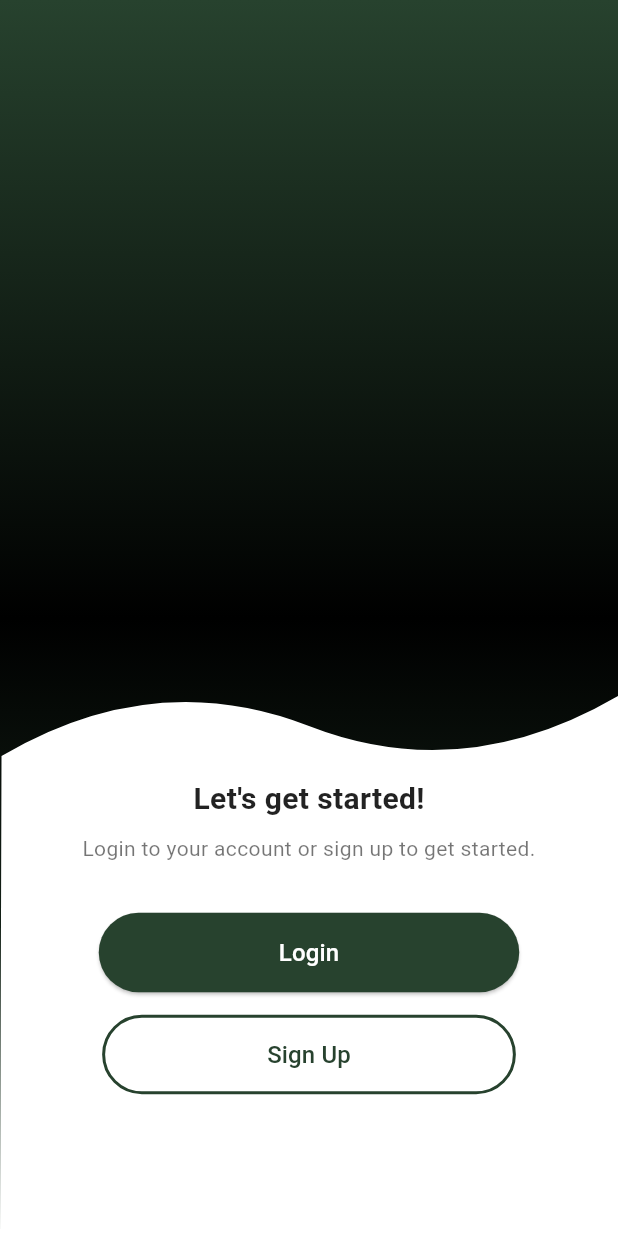
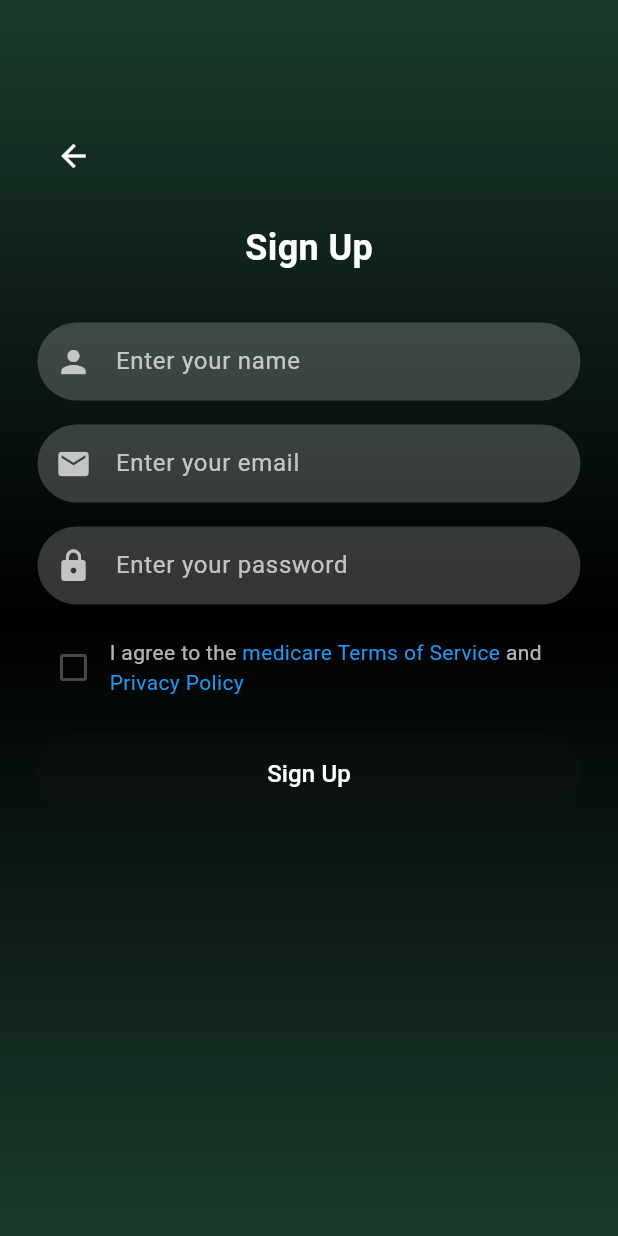
Before and after one commit to ashoookt/medcareApp, a Flutter app: the MedCareScreen screen opened directly, after a tap on "Sign Up", on a phone screen of 412 x 824 dp. Run offline on Flutter 3.47's test engine with Material 3 defaults, Android fonts, the phone set to English and light mode, and no system bars.

Commit message:
bago nanaman

```diff
--- /dev/null
+++ b/devtools_options.yaml
@@ -0,0 +1,3 @@
+description: This file stores settings for Dart & Flutter DevTools.
+documentation: https://docs.flutter.dev/tools/devtools/extensions#configure-extension-enablement-states
+extensions:
--- a/lib/login_screen.dart
+++ b/lib/login_screen.dart
@@ -1,5 +1,5 @@
 import 'package:flutter/material.dart';
-import 'register_screen.dart'; // Import RegisterScreen
+import 'signup_screen.dart'; // Changed to SignupScreen
 import 'home_screen.dart'; // Import HomeScreen
 
 class LoginScreen extends StatelessWidget {
@@ -123,7 +123,9 @@ class LoginScreen extends StatelessWidget {
                         Navigator.push(
                           context,
                           MaterialPageRoute(
-                            builder: (context) => const RegisterScreen(),
+                            builder:
+                                (context) =>
+                                    const SignupScreen(), // Changed here
                           ),
                         );
                       },
--- a/lib/main.dart
+++ b/lib/main.dart
@@ -1,5 +1,5 @@
 import 'package:flutter/material.dart';
-import 'login_screen.dart'; // Import the login screen
+import 'register_screen.dart'; // Import the Register Screen
 
 void main() {
   runApp(const MyApp());
@@ -12,165 +12,47 @@ class MyApp extends StatelessWidget {
   Widget build(BuildContext context) {
     return MaterialApp(
       debugShowCheckedModeBanner: false,
-      home: const MedCareScreen(),
+      home: const SplashScreen(),
     );
   }
 }
 
-class MedCareScreen extends StatelessWidget {
-  const MedCareScreen({super.key});
+class SplashScreen extends StatelessWidget {
+  const SplashScreen({super.key});
 
   @override
   Widget build(BuildContext context) {
-    return Scaffold(
-      body: Stack(
-        children: [
-          // Gradient Background
-          Container(
+    return GestureDetector(
+      onTap: () {
+        Navigator.pushReplacement(
+          context,
+          MaterialPageRoute(builder: (context) => const RegisterScreen()),
+        );
+      },
+      child: Scaffold(
+        body: Container(
           decoration: const BoxDecoration(
             gradient: LinearGradient(
               begin: Alignment.topCenter,
               end: Alignment.bottomCenter,
               colors: [
-                  Color(0xFF27422E), // Dark Green (Top)
-                  Color(0xFF000000), // Black (Middle)
-                  Color(0xFF27422E), // Dark Green (Bottom)
+                Color(0xFF1B3C2D), // Dark Green Shade
+                Color(0xFF000000), // Black Shade
               ],
-                stops: [
-                  0.0,
-                  0.5,
-                  1.0,
-                ], // Adjusts where the black appears in the middle
             ),
           ),
-          ),
-          // White Wavy Section (LONGER WHITE)
-          Align(
-            alignment: Alignment.bottomCenter,
-            child: ClipPath(
-              clipper: WaveClipper(),
-              child: Container(
-                height: 400, // ✅ Mas mahaba na ang white part
-                width: double.infinity,
+          child: const Center(
+            child: Text(
+              'Med-Care',
+              style: TextStyle(
+                fontSize: 32,
+                fontWeight: FontWeight.bold,
                 color: Colors.white,
-                child: Column(
-                  mainAxisAlignment: MainAxisAlignment.center,
-                  children: [
-                    const Text(
-                      "Let's get started!",
-                      style: TextStyle(
-                        fontWeight: FontWeight.bold,
-                        fontSize: 20,
-                        color: Colors.black87,
-                      ),
-                    ),
-                    const Padding(
-                      padding: EdgeInsets.symmetric(
-                        horizontal: 40,
-                        vertical: 8,
-                      ),
-                      child: Text(
-                        "Login to your account or sign up to get started.",
-                        textAlign: TextAlign.center,
-                        style: TextStyle(color: Colors.black54),
-                      ),
-                    ),
-                    const SizedBox(height: 25),
-                    // Login Button (White Text)
-                    ElevatedButton(
-                      style: ElevatedButton.styleFrom(
-                        backgroundColor: const Color(0xFF27422E), // Dark green
-                        shape: RoundedRectangleBorder(
-                          borderRadius: BorderRadius.circular(
-                            50,
-                          ), // More rounded
-                        ),
-                        padding: const EdgeInsets.symmetric(
-                          horizontal: 120,
-                          vertical: 15,
-                        ),
-                      ),
-                      onPressed: () {
-                        Navigator.push(
-                          context,
-                          MaterialPageRoute(
-                            builder: (context) => const LoginScreen(),
-                          ),
-                        );
-                      },
-                      child: const Text(
-                        "Login",
-                        style: TextStyle(color: Colors.white, fontSize: 16),
-                      ),
-                    ),
-                    const SizedBox(height: 15),
-                    // Sign Up Button (Dark Green Text)
-                    OutlinedButton(
-                      style: OutlinedButton.styleFrom(
-                        side: const BorderSide(
-                          color: Color(0xFF27422E),
-                          width: 2,
-                        ), // Dark green border
-                        shape: RoundedRectangleBorder(
-                          borderRadius: BorderRadius.circular(50),
-                        ),
-                        padding: const EdgeInsets.symmetric(
-                          horizontal: 110,
-                          vertical: 15,
-                        ),
-                      ),
-                      onPressed: () {},
-                      child: const Text(
-                        "Sign Up",
-                        style: TextStyle(
-                          color: Color(0xFF27422E),
-                          fontSize: 16,
-                        ),
-                      ),
-                    ),
-                  ],
               ),
             ),
           ),
         ),
-        ],
       ),
     );
   }
 }
-
-class WaveClipper extends CustomClipper<Path> {
-  @override
-  Path getClip(Size size) {
-    Path path = Path();
-
-    // Start wave slightly shifted
-    path.moveTo(1, size.height * 0.2); // ✅ Starts at 1 pixel instead of 0
-
-    // First wave crest (right side high)
-    path.quadraticBezierTo(
-      size.width * 0.25,
-      size.height * 0.05,
-      size.width * 0.5,
-      size.height * 0.15,
-    );
-
-    // Second wave crest (left side low)
-    path.quadraticBezierTo(
-      size.width * 0.75,
-      size.height * 0.25,
-      size.width,
-      size.height * 0.1,
-    );
-
-    // Close the path (bottom part)
-    path.lineTo(size.width, size.height);
-    path.lineTo(0, size.height);
-    path.close();
-
-    return path;
-  }
-
-  @override
-  bool shouldReclip(CustomClipper<Path> oldClipper) => false;
-}
--- /dev/null
+++ b/lib/options_user.dart
@@ -0,0 +1,165 @@
+import 'package:flutter/material.dart';
+import 'login_screen.dart';
+import 'signup_screen.dart';
+
+class OptionsUser extends StatelessWidget {
+  const OptionsUser({super.key});
+
+  @override
+  Widget build(BuildContext context) {
+    return MaterialApp(
+      debugShowCheckedModeBanner: false,
+      home: const MedCareScreen(),
+    );
+  }
+}
+
+class MedCareScreen extends StatelessWidget {
+  const MedCareScreen({super.key});
+
+  @override
+  Widget build(BuildContext context) {
+    return Scaffold(
+      body: Stack(
+        children: [
+          // Gradient Background
+          Container(
+            decoration: const BoxDecoration(
+              gradient: LinearGradient(
+                begin: Alignment.topCenter,
+                end: Alignment.bottomCenter,
+                colors: [
+                  Color(0xFF27422E), // Dark Green (Top)
+                  Color(0xFF000000), // Black (Middle)
+                  Color(0xFF27422E), // Dark Green (Bottom)
+                ],
+                stops: [0.0, 0.5, 1.0],
+              ),
+            ),
+          ),
+          // White Wavy Section
+          Align(
+            alignment: Alignment.bottomCenter,
+            child: ClipPath(
+              clipper: WaveClipper(),
+              child: Container(
+                height: 400,
+                width: double.infinity,
+                color: Colors.white,
+                child: Column(
+                  mainAxisAlignment: MainAxisAlignment.center,
+                  children: [
+                    const Text(
+                      "Let's get started!",
+                      style: TextStyle(
+                        fontWeight: FontWeight.bold,
+                        fontSize: 20,
+                        color: Colors.black87,
+                      ),
+                    ),
+                    const Padding(
+                      padding: EdgeInsets.symmetric(
+                        horizontal: 40,
+                        vertical: 8,
+                      ),
+                      child: Text(
+                        "Login to your account or sign up to get started.",
+                        textAlign: TextAlign.center,
+                        style: TextStyle(color: Colors.black54),
+                      ),
+                    ),
+                    const SizedBox(height: 25),
+                    // Login Button
+                    ElevatedButton(
+                      style: ElevatedButton.styleFrom(
+                        backgroundColor: const Color(0xFF27422E),
+                        shape: RoundedRectangleBorder(
+                          borderRadius: BorderRadius.circular(50),
+                        ),
+                        padding: const EdgeInsets.symmetric(
+                          horizontal: 120,
+                          vertical: 15,
+                        ),
+                      ),
+                      onPressed: () {
+                        Navigator.push(
+                          context,
+                          MaterialPageRoute(
+                            builder: (context) => const LoginScreen(),
+                          ),
+                        );
+                      },
+                      child: const Text(
+                        "Login",
+                        style: TextStyle(color: Colors.white, fontSize: 16),
+                      ),
+                    ),
+                    const SizedBox(height: 15),
+                    // Sign Up Button (Navigates to SignupScreen)
+                    OutlinedButton(
+                      style: OutlinedButton.styleFrom(
+                        side: const BorderSide(
+                          color: Color(0xFF27422E),
+                          width: 2,
+                        ),
+                        shape: RoundedRectangleBorder(
+                          borderRadius: BorderRadius.circular(50),
+                        ),
+                        padding: const EdgeInsets.symmetric(
+                          horizontal: 110,
+                          vertical: 15,
+                        ),
+                      ),
+                      onPressed: () {
+                        Navigator.push(
+                          context,
+                          MaterialPageRoute(
+                            builder: (context) => const SignupScreen(),
+                          ),
+                        );
+                      },
+                      child: const Text(
+                        "Sign Up",
+                        style: TextStyle(
+                          color: Color(0xFF27422E),
+                          fontSize: 16,
+                        ),
+                      ),
+                    ),
+                  ],
+                ),
+              ),
+            ),
+          ),
+        ],
+      ),
+    );
+  }
+}
+
+class WaveClipper extends CustomClipper<Path> {
+  @override
+  Path getClip(Size size) {
+    Path path = Path();
+    path.moveTo(1, size.height * 0.2);
+    path.quadraticBezierTo(
+      size.width * 0.25,
+      size.height * 0.05,
+      size.width * 0.5,
+      size.height * 0.15,
+    );
+    path.quadraticBezierTo(
+      size.width * 0.75,
+      size.height * 0.25,
+      size.width,
+      size.height * 0.1,
+    );
+    path.lineTo(size.width, size.height);
+    path.lineTo(0, size.height);
+    path.close();
+    return path;
+  }
+
+  @override
+  bool shouldReclip(CustomClipper<Path> oldClipper) => false;
+}
--- /dev/null
+++ b/lib/signup_screen.dart
@@ -0,0 +1,203 @@
+import 'package:flutter/material.dart';
+import 'options_user.dart';
+
+class SignupScreen extends StatefulWidget {
+  const SignupScreen({super.key});
+
+  @override
+  _SignupScreenState createState() => _SignupScreenState();
+}
+
+class _SignupScreenState extends State<SignupScreen> {
+  bool isChecked = false; // For checkbox state
+
+  @override
+  Widget build(BuildContext context) {
+    return Scaffold(
+      body: Stack(
+        children: [
+          // Background Gradient
+          Container(
+            decoration: const BoxDecoration(
+              gradient: LinearGradient(
+                begin: Alignment.topCenter,
+                end: Alignment.bottomCenter,
+                colors: [
+                  Color(0xFF1B3C2D), // Dark Green (Top)
+                  Color(0xFF000000), // Black (Middle)
+                  Color(0xFF1B3C2D), // Dark Green (Bottom)
+                ],
+              ),
+            ),
+          ),
+
+          // Content
+          SingleChildScrollView(
+            child: Padding(
+              padding: const EdgeInsets.symmetric(horizontal: 25, vertical: 80),
+              child: Column(
+                crossAxisAlignment: CrossAxisAlignment.center,
+                children: [
+                  // Back button
+                  Align(
+                    alignment: Alignment.topLeft,
+                    child: IconButton(
+                      icon: const Icon(Icons.arrow_back, color: Colors.white),
+                      onPressed: () {
+                        Navigator.pop(context);
+                      },
+                    ),
+                  ),
+
+                  const SizedBox(height: 20),
+
+                  const Text(
+                    'Sign Up',
+                    style: TextStyle(
+                      fontSize: 24,
+                      fontWeight: FontWeight.bold,
+                      color: Colors.white,
+                    ),
+                  ),
+                  const SizedBox(height: 25),
+
+                  // Input Fields
+                  _buildTextField(Icons.person, 'Enter your name'),
+                  _buildTextField(Icons.email, 'Enter your email'),
+                  _buildTextField(
+                    Icons.lock,
+                    'Enter your password',
+                    isPassword: true,
+                  ),
+
+                  const SizedBox(height: 10),
+
+                  // Checkbox for Terms & Privacy Policy
+                  Row(
+                    children: [
+                      Checkbox(
+                        value: isChecked,
+                        activeColor: const Color(0xFF1B3C2D), // Dark Green
+                        onChanged: (value) {
+                          setState(() {
+                            isChecked = value!;
+                          });
+                        },
+                      ),
+                      const Expanded(
+                        child: Text.rich(
+                          TextSpan(
+                            text: 'I agree to the ',
+                            style: TextStyle(color: Colors.white70),
+                            children: [
+                              TextSpan(
+                                text: 'medicare Terms of Service ',
+                                style: TextStyle(color: Colors.blue),
+                              ),
+                              TextSpan(
+                                text: 'and ',
+                                style: TextStyle(color: Colors.white70),
+                              ),
+                              TextSpan(
+                                text: 'Privacy Policy',
+                                style: TextStyle(color: Colors.blue),
+                              ),
+                            ],
+                          ),
+                        ),
+                      ),
+                    ],
+                  ),
+
+                  const SizedBox(height: 20),
+
+                  // Sign Up Button
+                  SizedBox(
+                    width: double.infinity,
+                    child: ElevatedButton(
+                      style: ElevatedButton.styleFrom(
+                        backgroundColor: Colors.white.withOpacity(0.2),
+                        padding: const EdgeInsets.symmetric(vertical: 15),
+                        shape: RoundedRectangleBorder(
+                          borderRadius: BorderRadius.circular(30),
+                        ),
+                      ),
+                      onPressed:
+                          isChecked
+                              ? () {
+                                _showSignupCompleteDialog(context);
+                              }
+                              : null, // Disabled if not checked
+                      child: const Text(
+                        'Sign Up',
+                        style: TextStyle(color: Colors.white, fontSize: 16),
+                      ),
+                    ),
+                  ),
+                ],
+              ),
+            ),
+          ),
+        ],
+      ),
+    );
+  }
+
+  // Function to show the signup complete dialog
+  void _showSignupCompleteDialog(BuildContext context) {
+    showDialog(
+      context: context,
+      builder: (BuildContext context) {
+        return AlertDialog(
+          shape: RoundedRectangleBorder(
+            borderRadius: BorderRadius.circular(15),
+          ),
+          title: const Text("Success!"),
+          content: const Text("Sign Up Complete!"),
+          actions: [
+            TextButton(
+              onPressed: () {
+                Navigator.pop(context); // Close the dialog
+                Navigator.pushReplacement(
+                  context,
+                  MaterialPageRoute(builder: (context) => const OptionsUser()),
+                );
+              },
+              child: const Text("OK"),
+            ),
+          ],
+        );
+      },
+    );
+  }
+
+  // Custom method to create a styled text field with an icon
+  Widget _buildTextField(
+    IconData icon,
+    String hintText, {
+    bool isPassword = false,
+  }) {
+    return Padding(
+      padding: const EdgeInsets.symmetric(vertical: 8),
+      child: TextField(
+        obscureText: isPassword,
+        style: const TextStyle(color: Colors.white),
+        decoration: InputDecoration(
+          prefixIcon: Icon(icon, color: Colors.white70),
+          hintText: hintText,
+          hintStyle: const TextStyle(color: Colors.white70),
+          contentPadding: const EdgeInsets.symmetric(
+            horizontal: 20,
+            vertical: 14,
+          ),
+          filled: true,
+          fillColor: Colors.white.withOpacity(0.2),
+          border: OutlineInputBorder(
+            borderRadius: BorderRadius.circular(30),
+            borderSide: BorderSide.none,
+          ),
+        ),
+      ),
+    );
+  }
+}
```
Also changed, not shown: lib/register_screen.dart (+32 -3 lines), pubspec.yaml (+4 -3 lines), pubspec.lock, 1 other file. Lines whose indentation alone changed are shown as unchanged.
